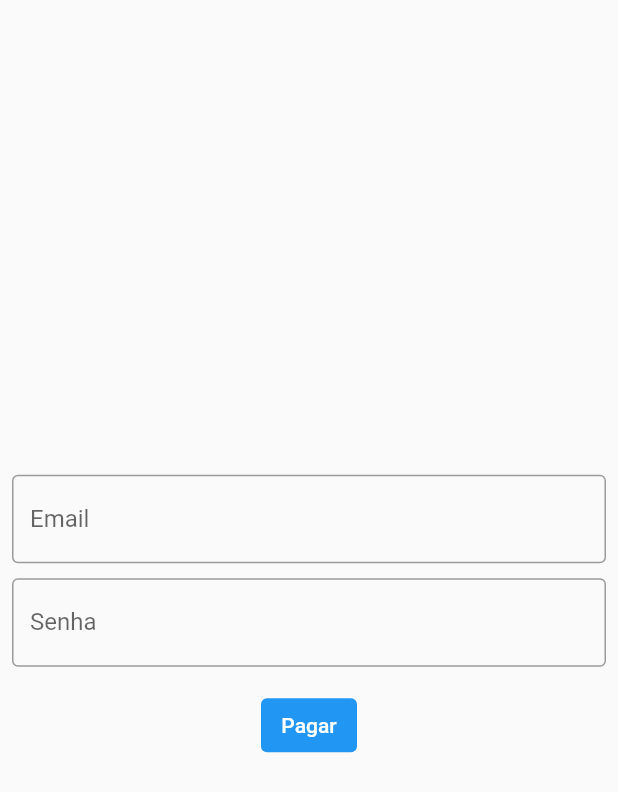
After one commit to MuriloBMafra/estacioneApp, a Flutter app: the FormaPagamento screen opened by its route, after a tap on "Pagar", on a phone screen of 412 x 824 dp. The commit adds this screen. Shown: the top 792 px of the screen. Run offline on Flutter 3.47's test engine with Material 2 defaults, Android fonts, the phone set to English and light mode, and no system bars.

Commit message:
Alterações

```diff
--- /dev/null
+++ b/lib/app/views/forma_pagamento.dart
@@ -0,0 +1,80 @@
+
+import 'package:flutter/material.dart';
+
+class FormaPagamento extends StatefulWidget {
+
+  @override
+  FormaPagamentoState createState() => FormaPagamentoState();
+}
+
+class FormaPagamentoState extends State<FormaPagamento> {
+
+
+  @override
+  Widget build(BuildContext context) {
+    return Material(
+      child: SizedBox(
+        width: double.infinity,
+        height: double.infinity,
+     child: Padding(
+       padding: const EdgeInsets.all(8.0),
+       child: Column(
+         mainAxisAlignment: MainAxisAlignment.center,
+          children: [
+            TextField(
+              onChanged: (text){
+                ;
+              },
+              keyboardType: TextInputType.emailAddress,
+              decoration: InputDecoration(
+                labelText: 'Email',
+                border: OutlineInputBorder(),
+              ),
+            ),
+            SizedBox(
+              height: 10,
+            ),
+             TextField(
+              onChanged: (text){
+
+              },
+              obscureText: true,
+              decoration:
+              InputDecoration(
+                labelText: 'Senha',
+                border: OutlineInputBorder(),
+              ),
+            ),
+
+          SizedBox(
+              height: 15,
+            ),
+
+           TextButton(
+              style: ButtonStyle(
+                backgroundColor: MaterialStateProperty.all<Color>(Colors.blue),
+                foregroundColor: MaterialStateProperty.all<Color>(Colors.white),
+                overlayColor: MaterialStateProperty.resolveWith<Color?>(
+                  (Set<MaterialState> states) {
+                    if (states.contains(MaterialState.hovered))
+                      return Colors.blue.withOpacity(0.04);
+                    if (states.contains(MaterialState.focused) ||
+                        states.contains(MaterialState.pressed))
+                      return Colors.blue.withOpacity(0.12);
+                    return null; // Defer to the widget's default.
+                  },
+                ),
+              ),
+              onPressed: () {
+
+               },
+              child: Text('Pagar')
+            ),
+
+          ],
+        ),
+     ),
+      ),
+    );
+  }
+}
--- a/lib/app_widget.dart
+++ b/lib/app_widget.dart
@@ -1,4 +1,5 @@
 
+import 'package:estacione_app/app/views/forma_pagamento.dart';
 import 'package:flutter/material.dart';
 
 import 'app/views/cadastrar_usuario.dart';
@@ -17,7 +18,8 @@ class MyApp extends StatelessWidget{
         '/': (context) => LoginPage(),
         '/home': (context) => HomePage(),
         '/cadastrar_usuario': (context) => CadastrarUsuario(),
-        '/cadastrar_veiculo': (context) => CadastrarVeiculo(),
+        '/cadastrar_veiculo': (context) => VeiculoCadastrar(),
+        '/forma_pagamento': (context) => FormaPagamento(),
 
       },
       );
```
Also changed, not shown: lib/app/components/menu.dart (+7 -0 lines), lib/app/controllers/VeiculoController.dart (added, +12 -0 lines), lib/app/models/veiculo.dart (+9 -1 lines), lib/app/views/cadastrar_veiculo.dart (+44 -54 lines), lib/app/views/home_page.dart (+7 -0 lines), lib/app/controllers/UsuarioController.dart (added), lib/app/models/usuario.dart (added).
